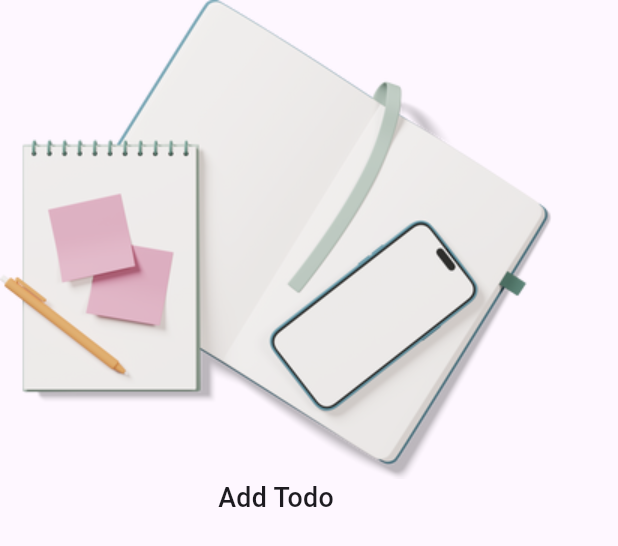
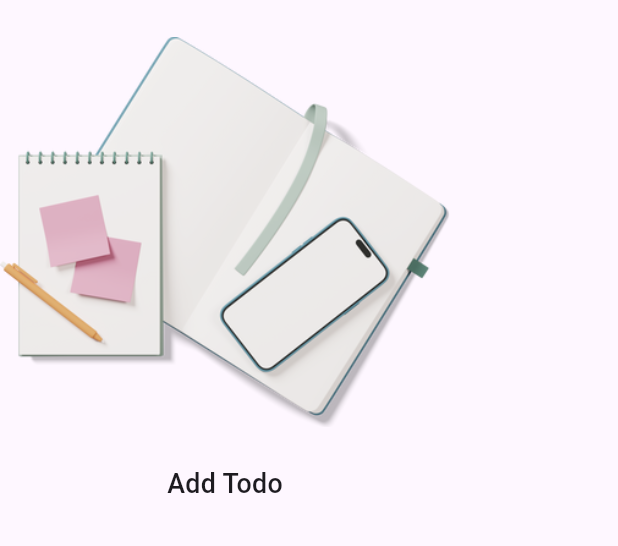
Before and after one commit to chrisokoriedev/todo_gext_app, a Flutter app: the DoingTodoList widget shown alone on an empty page, opened directly, on a phone screen of 412 x 824 dp. Shown: the top 546 px of the screen. Run offline on Flutter 3.47's test engine with Material 3 defaults, Android fonts, the phone set to English and light mode, and no system bars; our stand-ins replace dotted_border, equatable, flutter_easyloading, get, get_storage, step_progress_indicator; accounts and stored records are empty.

Commit message:
added and updated image to ui

```diff
--- a/lib/app/modules/details/widget/doing_list.dart
+++ b/lib/app/modules/details/widget/doing_list.dart
@@ -13,7 +13,9 @@ class DoingTodoList extends StatelessWidget {
     return Obx(() => homeCtrl.doingTodos.isEmpty && homeCtrl.doneTodos.isEmpty
         ? Column(
             children: [
-              Image.asset(AppString.imageUrl),
+              SizedBox(height: 3.hp),
+              SizedBox(width: 300, child: Image.asset(AppString.imageUrl)),
+              SizedBox(height: 3.hp),
               Text(
                 AppString.addTodo,
                 style: TextStyle(fontSize: 13.sp, fontWeight: FontWeight.w500),
```
